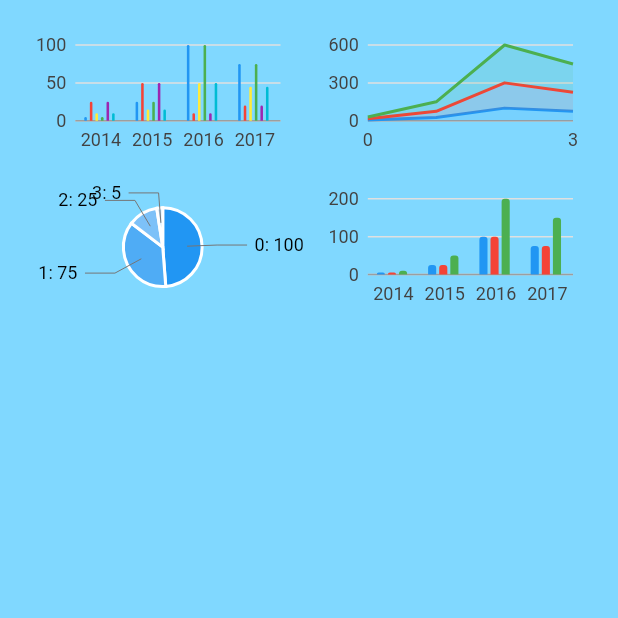
After one commit to Ancora/carros_web, a Flutter app: the ChartsPage screen opened directly, on a phone screen of 412 x 824 dp, the top half of it. The commit adds this screen. Run offline on Flutter 3.47's test engine with Material 2 defaults, Android fonts, the phone set to English and light mode, and no system bars; our stand-ins replace charts_flutter, font_awesome_flutter, shared_preferences; missing offline and left inert: dart:html; accounts and stored records are empty; network calls fail.

Commit message:
51-Gráficos.

```diff
--- /dev/null
+++ b/lib/pages/charts/chart1.dart
@@ -0,0 +1,139 @@
+//https://google.github.io/charts/flutter/example/bar_charts/grouped_stacked_weight_pattern
+import 'package:charts_flutter/flutter.dart' as charts;
+
+/// Example of a bar chart with grouped, stacked series oriented vertically with
+/// a custom weight pattern.
+///
+/// This is a pattern of weights used to calculate the width of bars within a
+/// bar group. If not specified, each bar in the group will have an equal width.
+import 'package:flutter/material.dart';
+
+class GroupedStackedWeightPatternBarChart extends StatelessWidget {
+  final List<charts.Series> seriesList;
+  final bool animate;
+
+  GroupedStackedWeightPatternBarChart(this.seriesList, {this.animate});
+
+  factory GroupedStackedWeightPatternBarChart.withSampleData() {
+    return new GroupedStackedWeightPatternBarChart(
+      createSampleData(),
+      // Disable animations for image tests.
+      animate: false,
+    );
+  }
+
+  @override
+  Widget build(BuildContext context) {
+    return new charts.BarChart(
+      seriesList,
+      animate: animate,
+      // Configure the bar renderer in grouped stacked rendering mode with a
+      // custom weight pattern.
+      //
+      // The first stack of bars in each group is configured to be twice as wide
+      // as the second stack of bars in each group.
+      defaultRenderer: new charts.BarRendererConfig(
+        groupingType: charts.BarGroupingType.groupedStacked,
+        weightPattern: [1, 1],
+      ),
+    );
+  }
+
+  /// Create series list with multiple series
+  static List<charts.Series<OrdinalSales, String>> createSampleData() {
+    final desktopSalesDataA = [
+      new OrdinalSales('2014', 5),
+      new OrdinalSales('2015', 25),
+      new OrdinalSales('2016', 100),
+      new OrdinalSales('2017', 75),
+    ];
+
+    final tableSalesDataA = [
+      new OrdinalSales('2014', 25),
+      new OrdinalSales('2015', 50),
+      new OrdinalSales('2016', 10),
+      new OrdinalSales('2017', 20),
+    ];
+
+    final mobileSalesDataA = [
+      new OrdinalSales('2014', 10),
+      new OrdinalSales('2015', 15),
+      new OrdinalSales('2016', 50),
+      new OrdinalSales('2017', 45),
+    ];
+
+    final desktopSalesDataB = [
+      new OrdinalSales('2014', 5),
+      new OrdinalSales('2015', 25),
+      new OrdinalSales('2016', 100),
+      new OrdinalSales('2017', 75),
+    ];
+
+    final tableSalesDataB = [
+      new OrdinalSales('2014', 25),
+      new OrdinalSales('2015', 50),
+      new OrdinalSales('2016', 10),
+      new OrdinalSales('2017', 20),
+    ];
+
+    final mobileSalesDataB = [
+      new OrdinalSales('2014', 10),
+      new OrdinalSales('2015', 15),
+      new OrdinalSales('2016', 50),
+      new OrdinalSales('2017', 45),
+    ];
+
+    return [
+      new charts.Series<OrdinalSales, String>(
+        id: 'Desktop A',
+        seriesCategory: 'A',
+        domainFn: (OrdinalSales sales, _) => sales.year,
+        measureFn: (OrdinalSales sales, _) => sales.sales,
+        data: desktopSalesDataA,
+      ),
+      new charts.Series<OrdinalSales, String>(
+        id: 'Tablet A',
+        seriesCategory: 'A',
+        domainFn: (OrdinalSales sales, _) => sales.year,
+        measureFn: (OrdinalSales sales, _) => sales.sales,
+        data: tableSalesDataA,
+      ),
+      new charts.Series<OrdinalSales, String>(
+        id: 'Mobile A',
+        seriesCategory: 'A',
+        domainFn: (OrdinalSales sales, _) => sales.year,
+        measureFn: (OrdinalSales sales, _) => sales.sales,
+        data: mobileSalesDataA,
+      ),
+      new charts.Series<OrdinalSales, String>(
+        id: 'Desktop B',
+        seriesCategory: 'B',
+        domainFn: (OrdinalSales sales, _) => sales.year,
+        measureFn: (OrdinalSales sales, _) => sales.sales,
+        data: desktopSalesDataB,
+      ),
+      new charts.Series<OrdinalSales, String>(
+        id: 'Tablet B',
+        seriesCategory: 'B',
+        domainFn: (OrdinalSales sales, _) => sales.year,
+        measureFn: (OrdinalSales sales, _) => sales.sales,
+        data: tableSalesDataB,
+      ),
+      new charts.Series<OrdinalSales, String>(
+        id: 'Mobile B',
+        seriesCategory: 'B',
+        domainFn: (OrdinalSales sales, _) => sales.year,
+        measureFn: (OrdinalSales sales, _) => sales.sales,
+        data: mobileSalesDataB,
+      ),
+    ];
+  }
+}
+
+/// Sample ordinal data type.
+class OrdinalSales {
+  final String year;
+  final int sales;
+
+  OrdinalSales(this.year, this.sales);
+}
--- /dev/null
+++ b/lib/pages/charts/chart2.dart
@@ -0,0 +1,84 @@
+//https://google.github.io/charts/flutter/example/line_charts/stacked_area
+/// Example of a stacked area chart.
+import 'package:charts_flutter/flutter.dart' as charts;
+import 'package:flutter/material.dart';
+
+class StackedAreaLineChart extends StatelessWidget {
+  final List<charts.Series> seriesList;
+  final bool animate;
+
+  StackedAreaLineChart(this.seriesList, {this.animate});
+
+  /// Creates a [LineChart] with sample data and no transition.
+  factory StackedAreaLineChart.withSampleData() {
+    return new StackedAreaLineChart(
+      _createSampleData(),
+      // Disable animations for image tests.
+      animate: false,
+    );
+  }
+
+  @override
+  Widget build(BuildContext context) {
+    return new charts.LineChart(seriesList,
+        defaultRenderer:
+            new charts.LineRendererConfig(includeArea: true, stacked: true),
+        animate: animate);
+  }
+
+  /// Create one series with sample hard coded data.
+  static List<charts.Series<LinearSales, int>> _createSampleData() {
+    final myFakeDesktopData = [
+      new LinearSales(0, 5),
+      new LinearSales(1, 25),
+      new LinearSales(2, 100),
+      new LinearSales(3, 75),
+    ];
+
+    var myFakeTabletData = [
+      new LinearSales(0, 10),
+      new LinearSales(1, 50),
+      new LinearSales(2, 200),
+      new LinearSales(3, 150),
+    ];
+
+    var myFakeMobileData = [
+      new LinearSales(0, 15),
+      new LinearSales(1, 75),
+      new LinearSales(2, 300),
+      new LinearSales(3, 225),
+    ];
+
+    return [
+      new charts.Series<LinearSales, int>(
+        id: 'Desktop',
+        colorFn: (_, __) => charts.MaterialPalette.blue.shadeDefault,
+        domainFn: (LinearSales sales, _) => sales.year,
+        measureFn: (LinearSales sales, _) => sales.sales,
+        data: myFakeDesktopData,
+      ),
+      new charts.Series<LinearSales, int>(
+        id: 'Tablet',
+        colorFn: (_, __) => charts.MaterialPalette.red.shadeDefault,
+        domainFn: (LinearSales sales, _) => sales.year,
+        measureFn: (LinearSales sales, _) => sales.sales,
+        data: myFakeTabletData,
+      ),
+      new charts.Series<LinearSales, int>(
+        id: 'Mobile',
+        colorFn: (_, __) => charts.MaterialPalette.green.shadeDefault,
+        domainFn: (LinearSales sales, _) => sales.year,
+        measureFn: (LinearSales sales, _) => sales.sales,
+        data: myFakeMobileData,
+      ),
+    ];
+  }
+}
+
+/// Sample linear data type.
+class LinearSales {
+  final int year;
+  final int sales;
+
+  LinearSales(this.year, this.sales);
+}
--- /dev/null
+++ b/lib/pages/charts/chart3.dart
@@ -0,0 +1,74 @@
+// https://google.github.io/charts/flutter/example/pie_charts/auto_label
+/// Donut chart with labels example. This is a simple pie chart with a hole in
+/// the middle.
+import 'package:charts_flutter/flutter.dart' as charts;
+import 'package:flutter/material.dart';
+
+class DonutAutoLabelChart extends StatelessWidget {
+  final List<charts.Series> seriesList;
+  final bool animate;
+
+  DonutAutoLabelChart(this.seriesList, {this.animate});
+
+  /// Creates a [PieChart] with sample data and no transition.
+  factory DonutAutoLabelChart.withSampleData() {
+    return new DonutAutoLabelChart(
+      _createSampleData(),
+      // Disable animations for image tests.
+      animate: false,
+    );
+  }
+
+  @override
+  Widget build(BuildContext context) {
+    return new charts.PieChart(seriesList,
+        animate: animate,
+        // Configure the width of the pie slices to 60px. The remaining space in
+        // the chart will be left as a hole in the center.
+        //
+        // [ArcLabelDecorator] will automatically position the label inside the
+        // arc if the label will fit. If the label will not fit, it will draw
+        // outside of the arc with a leader line. Labels can always display
+        // inside or outside using [LabelPosition].
+        //
+        // Text style for inside / outside can be controlled independently by
+        // setting [insideLabelStyleSpec] and [outsideLabelStyleSpec].
+        //
+        // Example configuring different styles for inside/outside:
+        //       new charts.ArcLabelDecorator(
+        //          insideLabelStyleSpec: new charts.TextStyleSpec(...),
+        //          outsideLabelStyleSpec: new charts.TextStyleSpec(...)),
+        defaultRenderer: new charts.ArcRendererConfig(
+            arcWidth: 60,
+            arcRendererDecorators: [new charts.ArcLabelDecorator()]));
+  }
+
+  /// Create one series with sample hard coded data.
+  static List<charts.Series<LinearSales, int>> _createSampleData() {
+    final data = [
+      new LinearSales(0, 100),
+      new LinearSales(1, 75),
+      new LinearSales(2, 25),
+      new LinearSales(3, 5),
+    ];
+
+    return [
+      new charts.Series<LinearSales, int>(
+        id: 'Sales',
+        domainFn: (LinearSales sales, _) => sales.year,
+        measureFn: (LinearSales sales, _) => sales.sales,
+        data: data,
+        // Set a label accessor to control the text of the arc label.
+        labelAccessorFn: (LinearSales row, _) => '${row.year}: ${row.sales}',
+      )
+    ];
+  }
+}
+
+/// Sample linear data type.
+class LinearSales {
+  final int year;
+  final int sales;
+
+  LinearSales(this.year, this.sales);
+}
--- /dev/null
+++ b/lib/pages/charts/chart4.dart
@@ -0,0 +1,92 @@
+//https://google.github.io/charts/flutter/example/combo_charts/ordinal_bar_line
+import 'package:charts_flutter/flutter.dart' as charts;
+
+/// Example of an ordinal combo chart with two series rendered as bars, and a
+/// third rendered as a line.
+import 'package:flutter/material.dart';
+
+class OrdinalComboBarLineChart extends StatelessWidget {
+  final List<charts.Series> seriesList;
+  final bool animate;
+
+  OrdinalComboBarLineChart(this.seriesList, {this.animate});
+
+  factory OrdinalComboBarLineChart.withSampleData() {
+    return new OrdinalComboBarLineChart(
+      _createSampleData(),
+      // Disable animations for image tests.
+      animate: false,
+    );
+  }
+
+  @override
+  Widget build(BuildContext context) {
+    return new charts.OrdinalComboChart(seriesList,
+        animate: animate,
+        // Configure the default renderer as a bar renderer.
+        defaultRenderer: new charts.BarRendererConfig(
+            groupingType: charts.BarGroupingType.grouped),
+        // Custom renderer configuration for the line series. This will be used for
+        // any series that does not define a rendererIdKey.
+        customSeriesRenderers: [
+          new charts.LineRendererConfig(
+              // ID used to link series to this renderer.
+              customRendererId: 'customLine')
+        ]);
+  }
+
+  /// Create series list with multiple series
+  static List<charts.Series<OrdinalSales, String>> _createSampleData() {
+    final desktopSalesData = [
+      new OrdinalSales('2014', 5),
+      new OrdinalSales('2015', 25),
+      new OrdinalSales('2016', 100),
+      new OrdinalSales('2017', 75),
+    ];
+
+    final tableSalesData = [
+      new OrdinalSales('2014', 5),
+      new OrdinalSales('2015', 25),
+      new OrdinalSales('2016', 100),
+      new OrdinalSales('2017', 75),
+    ];
+
+    final mobileSalesData = [
+      new OrdinalSales('2014', 10),
+      new OrdinalSales('2015', 50),
+      new OrdinalSales('2016', 200),
+      new OrdinalSales('2017', 150),
+    ];
+
+    return [
+      new charts.Series<OrdinalSales, String>(
+          id: 'Desktop',
+          colorFn: (_, __) => charts.MaterialPalette.blue.shadeDefault,
+          domainFn: (OrdinalSales sales, _) => sales.year,
+          measureFn: (OrdinalSales sales, _) => sales.sales,
+          data: desktopSalesData),
+      new charts.Series<OrdinalSales, String>(
+          id: 'Tablet',
+          colorFn: (_, __) => charts.MaterialPalette.red.shadeDefault,
+          domainFn: (OrdinalSales sales, _) => sales.year,
+          measureFn: (OrdinalSales sales, _) => sales.sales,
+          data: tableSalesData),
+      new charts.Series<OrdinalSales, String>(
+          id: 'Mobile ',
+          colorFn: (_, __) => charts.MaterialPalette.green.shadeDefault,
+          domainFn: (OrdinalSales sales, _) => sales.year,
+          measureFn: (OrdinalSales sales, _) => sales.sales,
+          data: mobileSalesData)
+        // Configure our custom line renderer for this series.
+        ..setAttribute(charts.rendererIdKey, 'customLine'),
+    ];
+  }
+}
+
+/// Sample ordinal data type.
+class OrdinalSales {
+  final String year;
+  final int sales;
+
+  OrdinalSales(this.year, this.sales);
+}
--- /dev/null
+++ b/lib/pages/charts/charts_page.dart
@@ -0,0 +1,69 @@
+import 'package:carrosweb/pages/charts/chart1.dart';
+import 'package:carrosweb/pages/charts/chart2.dart';
+import 'package:carrosweb/pages/charts/chart3.dart';
+import 'package:carrosweb/pages/charts/chart4.dart';
+import 'package:flutter/material.dart';
+
+class ChartsPage extends StatefulWidget {
+  @override
+  _ChartsPageState createState() => _ChartsPageState();
+}
+
+class _ChartsPageState extends State<ChartsPage> {
+  @override
+  Widget build(BuildContext context) {
+    return Scaffold(
+      body: _body(),
+    );
+  }
+
+  _body() {
+    return LayoutBuilder(
+      builder: (context, constraints) {
+        int columns = 2;
+
+        return Container(
+          padding: EdgeInsets.all(16),
+          child: GridView(
+            gridDelegate: SliverGridDelegateWithFixedCrossAxisCount(
+              crossAxisCount: columns,
+              childAspectRatio: 2,
+              mainAxisSpacing: 10,
+              crossAxisSpacing: 10,
+            ),
+            children: <Widget>[
+              _card1(),
+              _card2(),
+              _card3(),
+              _card4(),
+            ],
+          ),
+        );
+      },
+    );
+  }
+
+  _card1() {
+    return Container(
+      child: GroupedStackedWeightPatternBarChart.withSampleData(),
+    );
+  }
+
+  _card2() {
+    return Container(
+      child: StackedAreaLineChart.withSampleData(),
+    );
+  }
+
+  _card3() {
+    return Container(
+      child: DonutAutoLabelChart.withSampleData(),
+    );
+  }
+
+  _card4() {
+    return Container(
+      child: OrdinalComboBarLineChart.withSampleData(),
+    );
+  }
+}
--- a/lib/web/menu.dart
+++ b/lib/web/menu.dart
@@ -1,6 +1,7 @@
 import 'package:carrosweb/app_model.dart';
 import 'package:carrosweb/colors.dart';
 import 'package:carrosweb/pages/carros/carros_page.dart';
+import 'package:carrosweb/pages/charts/charts_page.dart';
 import 'package:carrosweb/pages/count_page.dart';
 import 'package:carrosweb/pages/home_page.dart';
 import 'package:carrosweb/pages/info_page.dart';
@@ -37,6 +38,7 @@ class _MenuState extends State<Menu> {
     menus.add(ItemMenu("Usuários", FontAwesomeIcons.userAlt, UsuariosPage()));
     menus.add(ItemMenu("Upload", FontAwesomeIcons.upload, UploadPage()));
     menus.add(ItemMenu("Storage", FontAwesomeIcons.database, CountPage()));
+    menus.add(ItemMenu("Charts", FontAwesomeIcons.chartArea, ChartsPage()));
     menus.add(ItemMenu("Info", FontAwesomeIcons.info, InfoPage()));
   }
 
--- a/pubspec.yaml
+++ b/pubspec.yaml
@@ -31,6 +31,7 @@ dependencies:
   provider: ^4.0.5
   http: ^0.12.0+4
   shared_preferences: ^0.5.7
+  charts_flutter: ^0.9.0
 
 dev_dependencies:
   flutter_test:
```
Also changed, not shown: pubspec.lock.
